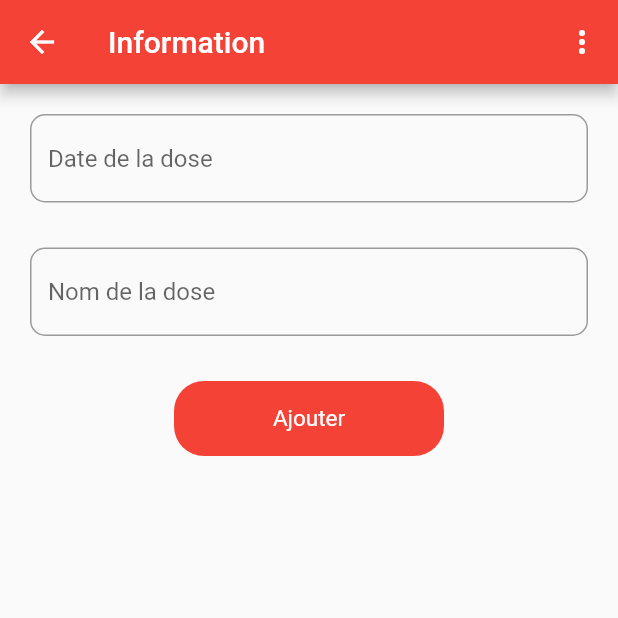
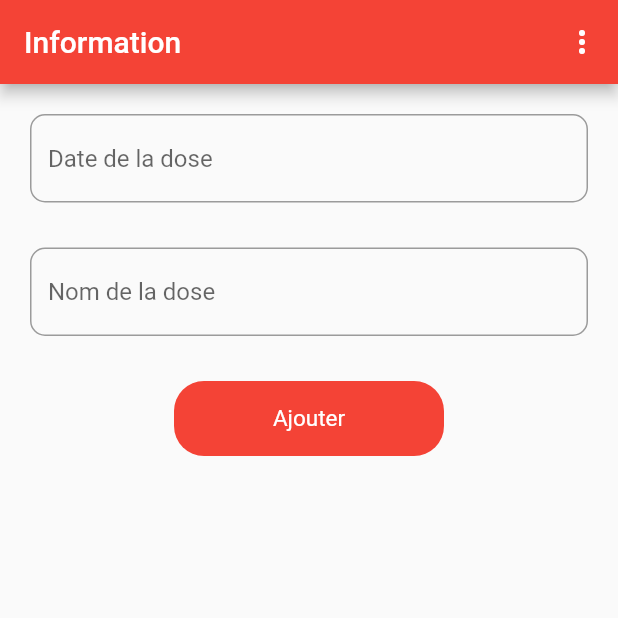
Before and after one commit to belhadjkacemdonia/app_EVAX, a Flutter app: the pharmacie screen opened directly, on a phone screen of 412 x 824 dp, the top half of it. Run offline on Flutter 3.47's test engine with Material 2 defaults, Android fonts, the phone set to English and light mode, and no system bars; our stand-ins replace carousel_slider, cloud_firestore, firebase_auth, firebase_core, get; accounts and stored records are empty; network calls fail.

```diff
--- a/lib/pharmacie.dart
+++ b/lib/pharmacie.dart
@@ -26,6 +26,7 @@ class pharmacieState extends State<pharmacie> {
     return Scaffold(
       appBar: AppBar(
         title: Text("Information"),
+        automaticallyImplyLeading: false, //supprimer la flèche de retour sur la barre d'applications
         actions: [
           PopupMenuButton(
             onSelected: (value) {
```
